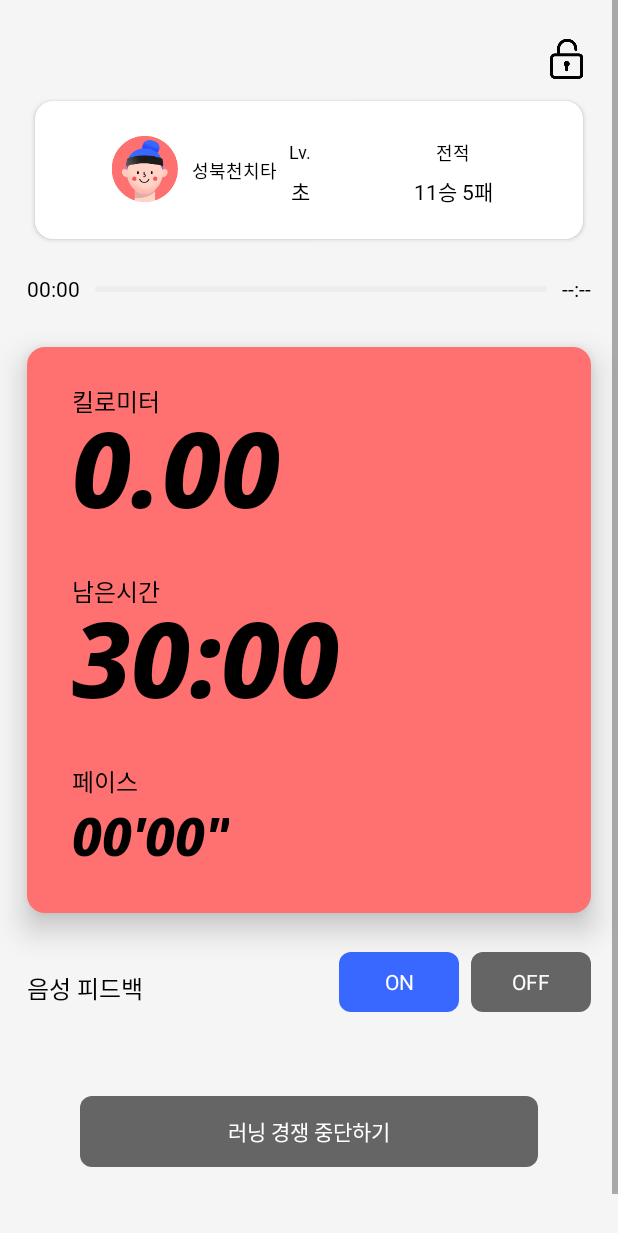
After one commit to Runner-s-Hi-Release/RunnersHi_Develop, an Android app: the layout race_fragment.xml on its own in the app's theme, with its tools: preview values and no code run, on a phone screen of 412 x 824 dp. The commit adds this screen. Shown: the top 1233 px of the screen. Run offline under Robolectric (Android 15) with nearby library versions, the phone set to English and light mode, and no system bars.

Commit message:
add foundation of views for race feature

```diff
--- /dev/null
+++ b/app/src/main/java/com/example/runnershi_develop/RaceFragment.kt
@@ -0,0 +1,31 @@
+package com.example.runnershi_develop
+
+import androidx.lifecycle.ViewModelProviders
+import android.os.Bundle
+import androidx.fragment.app.Fragment
+import android.view.LayoutInflater
+import android.view.View
+import android.view.ViewGroup
+
+class RaceFragment : Fragment() {
+
+    companion object {
+        fun newInstance() = RaceFragment()
+    }
+
+    private lateinit var viewModel: RaceViewModel
+
+    override fun onCreateView(
+        inflater: LayoutInflater, container: ViewGroup?,
+        savedInstanceState: Bundle?
+    ): View? {
+        return inflater.inflate(R.layout.race_fragment, container, false)
+    }
+
+    override fun onActivityCreated(savedInstanceState: Bundle?) {
+        super.onActivityCreated(savedInstanceState)
+        viewModel = ViewModelProviders.of(this).get(RaceViewModel::class.java)
+        // TODO: Use the ViewModel
+    }
+
+}
--- /dev/null
+++ b/app/src/main/java/com/example/runnershi_develop/RaceViewModel.kt
@@ -0,0 +1,7 @@
+package com.example.runnershi_develop
+
+import androidx.lifecycle.ViewModel
+
+class RaceViewModel : ViewModel() {
+    // TODO: Implement the ViewModel
+}
--- /dev/null
+++ b/app/src/main/res/layout/race_fragment.xml
@@ -0,0 +1,337 @@
+<?xml version="1.0" encoding="utf-8"?>
+<layout xmlns:android="http://schemas.android.com/apk/res/android"
+    xmlns:app="http://schemas.android.com/apk/res-auto"
+    xmlns:tools="http://schemas.android.com/tools">
+
+    <data>
+    </data>
+
+    <ScrollView
+        android:layout_width="match_parent"
+        android:layout_height="match_parent"
+        android:background="#f5f5f5">
+
+        <androidx.constraintlayout.widget.ConstraintLayout
+            android:layout_width="match_parent"
+            android:layout_height="match_parent"
+            tools:context=".feature.run.RunActivity"
+            android:paddingBottom="75dp">
+
+            <ImageView
+                android:id="@+id/btn_run_lock"
+                android:layout_width="48dp"
+                android:layout_height="48dp"
+                android:layout_marginTop="16dp"
+                android:layout_marginEnd="10dp"
+                android:src="@drawable/icon_unlock"
+                app:layout_constraintEnd_toEndOf="parent"
+                app:layout_constraintTop_toTopOf="parent" />
+
+            <androidx.cardview.widget.CardView
+                android:id="@+id/cd_profile"
+                android:layout_width="0dp"
+                android:layout_height="92dp"
+                android:layout_marginHorizontal="5dp"
+                android:layout_marginTop="3dp"
+                app:layout_constraintStart_toStartOf="@id/gl_run_left"
+                app:layout_constraintEnd_toEndOf="@id/gl_run_right"
+                app:layout_constraintTop_toBottomOf="@id/btn_run_lock"
+                app:cardCornerRadius="12dp"
+                >
+
+                <androidx.constraintlayout.widget.ConstraintLayout
+                    android:layout_width="match_parent"
+                    android:layout_height="match_parent"
+                    android:background="@drawable/custom_white_12">
+
+                    <ImageView
+                        android:id="@+id/imgv_run_pofile_bg"
+                        android:layout_width="match_parent"
+                        android:layout_height="match_parent"
+                        android:elevation="6dp"
+                        tools:layout_editor_absoluteX="0dp"
+                        tools:layout_editor_absoluteY="0dp" />
+
+                    <ImageView
+                        android:id="@+id/imgv_run_ranking"
+                        android:src="@drawable/icon_redwomen_bunhair"
+                        android:layout_width="44dp"
+                        android:layout_height="44dp"
+                        android:layout_marginStart="51dp"
+                        android:layout_marginTop="23dp"
+                        app:layout_constraintStart_toStartOf="parent"
+                        app:layout_constraintTop_toTopOf="parent" />
+
+                    <ImageView
+                        android:id="@+id/imgv_run_profile"
+                        android:src="@drawable/icon_redwomen_bunhair"
+                        android:layout_width="44dp"
+                        android:layout_height="44dp"
+                        android:layout_marginStart="51dp"
+                        android:layout_marginTop="23dp"
+                        app:layout_constraintStart_toStartOf="parent"
+                        app:layout_constraintTop_toTopOf="parent" />
+
+                    <TextView
+                        android:id="@+id/tv_run_nickname"
+                        style="@style/TextStyle10"
+                        android:layout_width="wrap_content"
+                        android:layout_height="wrap_content"
+                        android:fontFamily="@font/ff_nanumsqare"
+                        android:text="성북천치타"
+                        android:textFontWeight="400"
+                        app:layout_constraintBottom_toBottomOf="parent"
+                        app:layout_constraintEnd_toStartOf="@+id/tv_run_leve_data"
+                        app:layout_constraintStart_toEndOf="@+id/imgv_run_profile"
+                        app:layout_constraintTop_toTopOf="parent" />
+
+                    <TextView
+                        android:fontFamily="@font/ff_nanumsqare"
+                        android:textFontWeight="200"
+                        android:id="@+id/tv_run_level"
+                        style="@style/TextStyle11"
+                        android:layout_width="wrap_content"
+                        android:layout_height="wrap_content"
+                        android:layout_marginStart="74dp"
+                        android:text="Lv."
+                        app:layout_constraintBottom_toBottomOf="@id/imgv_run_profile"
+                        app:layout_constraintStart_toEndOf="@id/imgv_run_profile"
+                        app:layout_constraintTop_toTopOf="@id/imgv_run_pofile_bg" />
+
+                    <TextView
+                        android:id="@+id/tv_run_leve_data"
+                        style="@style/TextStyle4"
+                        android:layout_width="wrap_content"
+                        android:layout_height="wrap_content"
+                        android:layout_marginTop="7dp"
+                        android:fontFamily="@font/ff_nanumsqare"
+                        android:text="초"
+                        android:textFontWeight="400"
+                        app:layout_constraintEnd_toEndOf="@id/tv_run_level"
+                        app:layout_constraintStart_toStartOf="@id/tv_run_level"
+                        app:layout_constraintTop_toBottomOf="@id/tv_run_level" />
+
+                    <TextView
+                        android:fontFamily="@font/ff_nanumsqare"
+                        android:textFontWeight="200"
+                        android:id="@+id/tv_run_win"
+                        style="@style/TextStyle11"
+                        android:layout_width="wrap_content"
+                        android:layout_height="wrap_content"
+                        android:layout_marginStart="83dp"
+                        android:text="전적"
+                        app:layout_constraintStart_toEndOf="@id/tv_run_level"
+                        app:layout_constraintTop_toTopOf="@id/tv_run_level" />
+
+                    <TextView
+                        android:id="@+id/tv_run_win_data"
+                        style="@style/TextStyle4"
+                        android:layout_width="wrap_content"
+                        android:layout_height="wrap_content"
+                        android:layout_marginTop="7dp"
+                        android:fontFamily="@font/ff_nanumsqare"
+                        android:text="11승 5패"
+                        android:textFontWeight="400"
+                        app:layout_constraintEnd_toEndOf="@id/tv_run_win"
+                        app:layout_constraintStart_toStartOf="@id/tv_run_win"
+                        app:layout_constraintTop_toBottomOf="@id/tv_run_level" />
+
+                </androidx.constraintlayout.widget.ConstraintLayout>
+            </androidx.cardview.widget.CardView>
+
+
+            <androidx.constraintlayout.widget.Guideline
+                android:id="@+id/gl_run_left"
+                android:layout_width="wrap_content"
+                android:layout_height="wrap_content"
+                android:orientation="vertical"
+                app:layout_constraintGuide_begin="18dp" />
+
+            <TextView
+                android:fontFamily="@font/ff_nanumsqare"
+                android:textFontWeight="400"
+                android:id="@+id/tv_run_start"
+                style="@style/TextStyle4"
+                android:layout_width="wrap_content"
+                android:layout_height="wrap_content"
+                android:text="00:00"
+                app:layout_constraintStart_toStartOf="@id/gl_run_left"
+                app:layout_constraintTop_toTopOf="@id/tv_run_end" />
+
+            <ProgressBar
+                android:id="@+id/progress_run"
+                android:layout_width="0dp"
+                android:layout_height="4dp"
+                android:layout_marginHorizontal="10dp"
+                android:orientation="horizontal"
+                android:progressDrawable="@drawable/progressbar_run"
+                style="?android:attr/progressBarStyleHorizontal"
+                app:layout_constraintBottom_toBottomOf="@id/tv_run_end"
+                app:layout_constraintEnd_toStartOf="@id/tv_run_end"
+                app:layout_constraintStart_toEndOf="@id/tv_run_start"
+                app:layout_constraintTop_toTopOf="@id/tv_run_end" />
+
+            <TextView
+                android:fontFamily="@font/ff_nanumsqare"
+                android:textFontWeight="400"
+                android:id="@+id/tv_run_end"
+                style="@style/TextStyle4"
+                android:layout_width="wrap_content"
+                android:layout_height="wrap_content"
+                android:layout_marginTop="23dp"
+                android:text="--:--"
+                app:layout_constraintEnd_toEndOf="@id/gl_run_right"
+                app:layout_constraintTop_toBottomOf="@id/cd_profile" />
+
+            <androidx.constraintlayout.widget.ConstraintLayout
+                android:id="@+id/ly_run_rec"
+                android:layout_width="0dp"
+                android:layout_height="wrap_content"
+                android:layout_marginTop="29dp"
+                android:background="@drawable/custom_salmon_12"
+                android:elevation="12dp"
+                android:paddingStart="30dp"
+                android:paddingBottom="24dp"
+                app:layout_constraintEnd_toEndOf="@id/tv_run_end"
+                app:layout_constraintHorizontal_bias="1.0"
+                app:layout_constraintStart_toStartOf="@id/tv_run_start"
+                app:layout_constraintTop_toBottomOf="@id/tv_run_start">
+
+                <TextView
+                    android:fontFamily="@font/ff_nanumsqare"
+                    android:textFontWeight="400"
+                    android:id="@+id/tv_run_dist_title"
+                    style="@style/TextStyle5"
+                    android:layout_width="wrap_content"
+                    android:layout_height="wrap_content"
+                    android:layout_marginTop="24dp"
+                    android:text="킬로미터 "
+                    app:layout_constraintStart_toStartOf="@id/ly_run_rec"
+                    app:layout_constraintTop_toTopOf="parent" />
+
+                <TextView
+                    android:textFontWeight="400"
+                    android:id="@+id/tv_run_dist_data"
+                    style="@style/TextStyle6"
+                    android:layout_width="wrap_content"
+                    android:layout_height="wrap_content"
+                    android:layout_marginTop="32dp"
+                    android:text="0.00"
+                    app:layout_constraintStart_toStartOf="@id/tv_run_dist_title"
+                    app:layout_constraintTop_toTopOf="parent" />
+
+                <TextView
+                    android:fontFamily="@font/ff_nanumsqare"
+                    android:textFontWeight="400"
+                    android:id="@+id/tv_run_time_title"
+                    style="@style/TextStyle5"
+                    android:layout_width="wrap_content"
+                    android:layout_height="wrap_content"
+                    android:layout_marginTop="16dp"
+                    android:text="남은시간"
+                    app:layout_constraintStart_toStartOf="@id/tv_run_dist_data"
+                    app:layout_constraintTop_toBottomOf="@id/tv_run_dist_data" />
+
+
+                <TextView
+                    android:textFontWeight="100"
+                    android:id="@+id/tv_run_time_data"
+                    style="@style/TextStyle6"
+                    android:layout_width="wrap_content"
+                    android:layout_height="wrap_content"
+                    android:layout_marginTop="24dp"
+                    tools:text="30:00"
+                    app:layout_constraintStart_toStartOf="@id/tv_run_time_title"
+                    app:layout_constraintTop_toBottomOf="@id/tv_run_dist_data" />
+
+                <TextView
+                    android:fontFamily="@font/ff_nanumsqare"
+                    android:textFontWeight="400"
+                    android:id="@+id/tv_run_pace_title"
+                    style="@style/TextStyle5"
+                    android:layout_width="wrap_content"
+                    android:layout_height="wrap_content"
+                    android:layout_marginTop="16dp"
+                    android:text="페이스"
+                    app:layout_constraintStart_toStartOf="@id/tv_run_time_data"
+                    app:layout_constraintTop_toBottomOf="@id/tv_run_time_data" />
+
+                <TextView
+                    android:layout_width="wrap_content"
+                    android:layout_height="wrap_content"
+                    android:fontFamily="@font/notosans_extrabolditalic"
+                    android:gravity="center_horizontal"
+                    android:lineSpacingExtra="12sp"
+                    android:text="00&apos;00&quot;"
+                    android:textColor="@color/black"
+                    android:textFontWeight="400"
+                    android:textSize="35sp"
+                    app:layout_constraintStart_toStartOf="@id/tv_run_pace_title"
+                    app:layout_constraintTop_toBottomOf="@id/tv_run_pace_title"
+                    android:id="@+id/tv_run_pace_data"
+                    />
+
+
+            </androidx.constraintlayout.widget.ConstraintLayout>
+
+            <TextView
+                android:id="@+id/tv_run_audio"
+                style="@style/TextStyle7"
+                android:layout_width="wrap_content"
+                android:layout_height="wrap_content"
+                android:layout_marginTop="38dp"
+                android:text="음성 피드백"
+                app:layout_constraintStart_toStartOf="@+id/ly_run_rec"
+                app:layout_constraintTop_toBottomOf="@id/ly_run_rec" />
+
+            <TextView
+                android:id="@+id/btn_run_audio_on"
+                style="@style/TextStyle8"
+                android:layout_width="80dp"
+                android:layout_height="40dp"
+                android:layout_marginTop="26dp"
+                android:background="@drawable/custom_brownish_grey_8"
+                android:gravity="center"
+                android:text="OFF"
+                app:layout_constraintEnd_toEndOf="@+id/ly_run_rec"
+                app:layout_constraintTop_toBottomOf="@+id/ly_run_rec" />
+
+            <TextView
+                android:id="@+id/btn_run_audio_off"
+                style="@style/TextStyle8"
+                android:layout_width="80dp"
+                android:layout_height="40dp"
+                android:layout_marginEnd="8dp"
+                android:background="@drawable/custom_lightish_blue_8"
+                android:gravity="center"
+                android:text="ON"
+                app:layout_constraintEnd_toStartOf="@id/btn_run_audio_on"
+                app:layout_constraintTop_toTopOf="@id/btn_run_audio_on" />
+
+            <TextView
+                android:id="@+id/btn_run_stop"
+                android:layout_width="0dp"
+                android:layout_height="47dp"
+                android:layout_marginHorizontal="53dp"
+                android:layout_marginTop="56dp"
+                android:background="@drawable/custom_brownish_grey_8"
+                android:gravity="center"
+                android:lineSpacingExtra="2sp"
+                android:text="러닝 경쟁 중단하기"
+                android:textColor="@color/white"
+                android:textSize="14sp"
+                android:fontFamily="@font/nanumsquareb"
+                app:layout_constraintEnd_toEndOf="parent"
+                app:layout_constraintStart_toStartOf="parent"
+                app:layout_constraintTop_toBottomOf="@id/btn_run_audio_on" />
+
+            <androidx.constraintlayout.widget.Guideline
+                android:id="@+id/gl_run_right"
+                android:layout_width="wrap_content"
+                android:layout_height="wrap_content"
+                android:orientation="vertical"
+                app:layout_constraintGuide_end="18dp" />
+
+        </androidx.constraintlayout.widget.ConstraintLayout>
+    </ScrollView>
+</layout>
--- a/app/src/main/res/values/styles.xml
+++ b/app/src/main/res/values/styles.xml
@@ -47,6 +47,7 @@
     </style>
 
     <style name="TextStyle6">
+        <item name="android:fontFamily">@font/notosans_extrabolditalic</item>
         <item name="android:gravity">center_horizontal</item>
         <item name="android:textSize">70sp</item>
         <item name="android:lineSpacingExtra">26sp</item>
```
Also changed, not shown: app/src/main/res/drawable-hdpi/icon_redman_shorthair.png, app/src/main/res/drawable-mdpi/icon_redman_shorthair.png, app/src/main/res/drawable-xhdpi/icon_redman_shorthair.png, app/src/main/res/drawable-xxhdpi/icon_redman_shorthair.png, app/src/main/res/drawable-xxxhdpi/icon_redman_shorthair.png.
